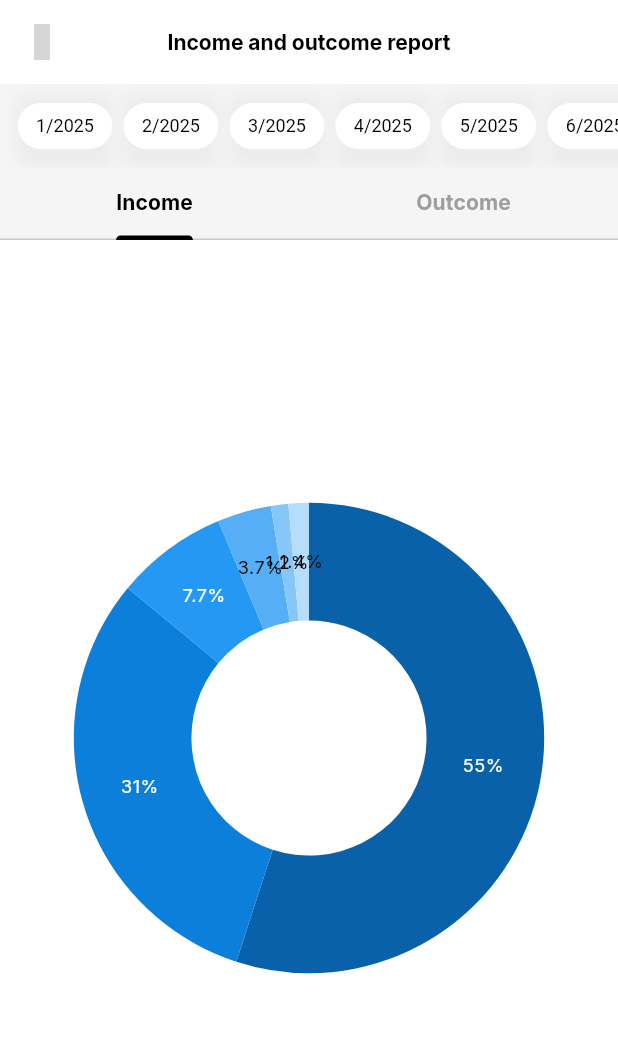
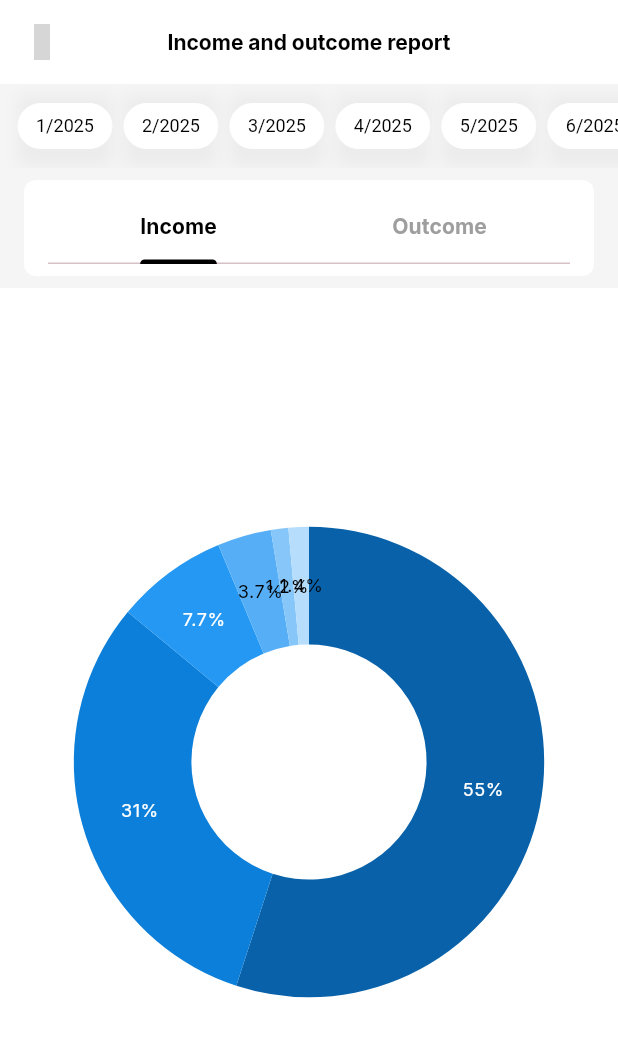
Before and after one commit to eatsosoo/finance_tracker, a Flutter app: the ReportScreen screen opened by its route, on a phone screen of 412 x 824 dp. Shown: the top 1037 px of the screen. Run offline on Flutter 3.47's test engine with Material 3 defaults, Android fonts, the phone set to English and light mode, and no system bars; our stand-ins replace curved_navigation_bar, flutter_svg, go_router, google_fonts, iconsax, syncfusion_flutter_charts; grey boxes are pictures that could not be loaded.

Commit message:
[EDIT] change UI TabBar

```diff
--- a/lib/screens/page/reports_screen.dart
+++ b/lib/screens/page/reports_screen.dart
@@ -26,12 +26,12 @@ class _ReportScreenState extends State<ReportScreen>
   ];
 
   List<ChartSampleData> series = [
-      ChartSampleData(x: 'Chlorine', y: 55, text: '55%'),
-      ChartSampleData(x: 'Sodium', y: 31, text: '31%'),
-      ChartSampleData(x: 'Magnx', y: 7.7, text: '7.7%'),
-      ChartSampleData(x: 'Sulfur', y: 3.7, text: '3.7%'),
-      ChartSampleData(x: 'Calcium', y: 1.2, text: '1.2%'),
-      ChartSampleData(x: 'Others', y: 1.4, text: '1.4%'),
+    ChartSampleData(x: 'Chlorine', y: 55, text: '55%', color: Colors.black),
+    ChartSampleData(x: 'Sodium', y: 31, text: '31%', color: Colors.black12),
+    ChartSampleData(x: 'Magnx', y: 7.7, text: '7.7%', color: Colors.black26),
+    ChartSampleData(x: 'Sulfur', y: 3.7, text: '3.7%', color: Colors.black38),
+    ChartSampleData(x: 'Calcium', y: 1.2, text: '1.2%', color: Colors.black45),
+    ChartSampleData(x: 'Others', y: 1.4, text: '1.4%', color: Colors.black54),
   ];
 
   @override
@@ -86,7 +86,14 @@ class _ReportScreenState extends State<ReportScreen>
           ),
 
           // ✅ TabBar bên dưới ScrollableButtonBar
-          TabBar(
+          Container(
+            decoration: BoxDecoration(
+              color: Colors.white,
+              borderRadius: BorderRadius.circular(8),
+            ),
+            margin: const EdgeInsets.symmetric(horizontal: 16, vertical: 8),
+            padding: const EdgeInsets.symmetric(horizontal: 16, vertical: 8),
+            child: TabBar(
               controller: _tabController,
               labelColor: Colors.black,
               unselectedLabelColor: Colors.grey,
@@ -97,13 +104,14 @@ class _ReportScreenState extends State<ReportScreen>
                 Tab(text: 'Outcome'),
               ],
             ),
+          ),
 
           // ✅ Nội dung theo từng tab
           Expanded(
             child: TabBarView(
               controller: _tabController,
               children: [
-                DoughnutDefault(series: series, baseColor: Colors.blue,),
+                DoughnutDefault(series: series, baseColor: Colors.blue),
                 DoughnutDefault(series: series),
               ],
             ),
```
Lines whose indentation alone changed are shown as unchanged.
